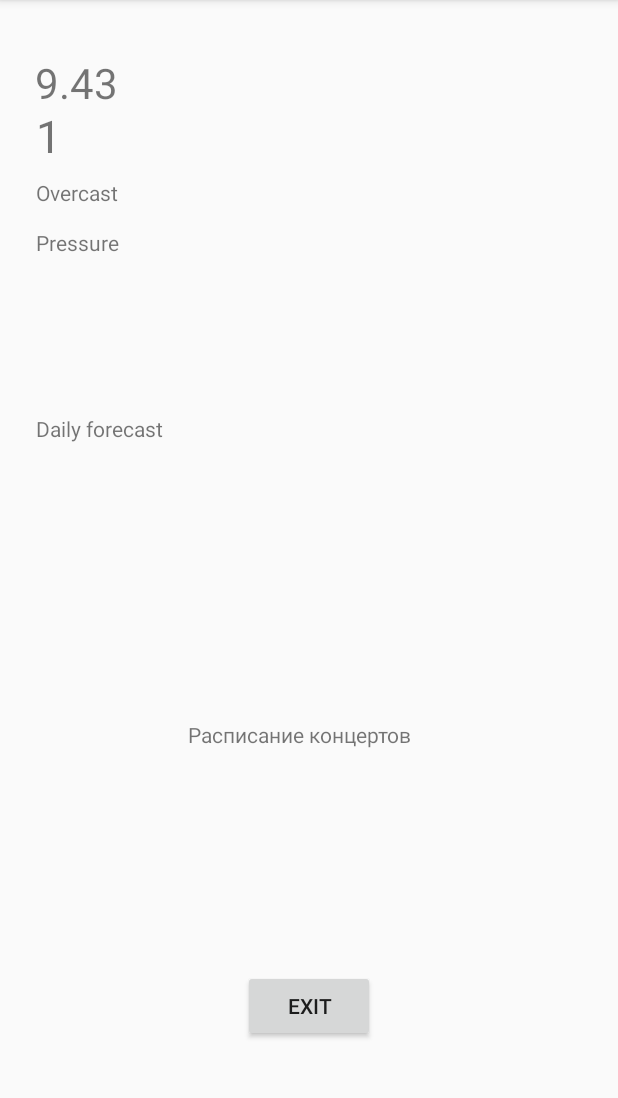
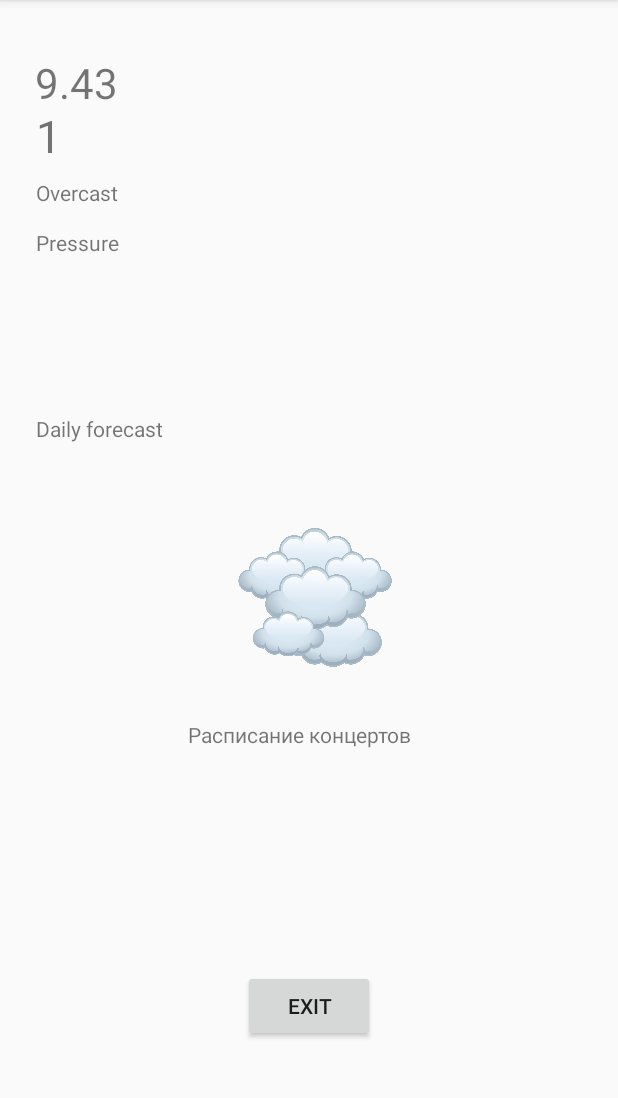
Before and after one commit to alexkaranevskii/Lesson02, an Android app: the screen it shows after launch (MainActivity), on a phone screen of 412 x 824 dp, the part 84-1182 px from its top. Run offline under Robolectric (Android 15) with nearby library versions, the phone set to English and light mode, and no system bars.

Commit message:
Исправил скрипт для картинки, работает!

```diff
--- a/WeatherApp2020/app/src/main/res/layout/activity_main.xml
+++ b/WeatherApp2020/app/src/main/res/layout/activity_main.xml
@@ -21,7 +21,9 @@
         app:layout_constraintStart_toStartOf="parent"
         app:layout_constraintTop_toBottomOf="@+id/textView4"
         app:layout_constraintVertical_bias="0.0"
-        tools:src="@drawable/oblaka8" />
+        android:src="@drawable/oblaka8" />
+
+
 
     <TextView
         android:id="@+id/textView"
```
